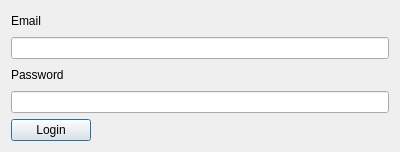
Above: ui/login_dialog.ui from WoWAddonManager/wam-client before the change. Below: the same form after it.
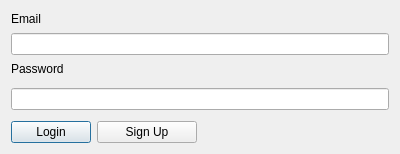
That is the form after the change.

Commit message: Add signup button to login window.

Diff of the .ui file:
```diff
--- a/ui/login_dialog.ui
+++ b/ui/login_dialog.ui
@@ -7,7 +7,7 @@
     <x>0</x>
     <y>0</y>
     <width>400</width>
-    <height>152</height>
+    <height>154</height>
    </rect>
   </property>
   <property name="focusPolicy">
@@ -17,20 +17,14 @@
    <string>Login</string>
   </property>
   <layout class="QGridLayout" name="gridLayout">
-   <item row="4" column="0">
-    <widget class="QPushButton" name="pushButton">
-     <property name="sizePolicy">
-      <sizepolicy hsizetype="Fixed" vsizetype="Fixed">
-       <horstretch>0</horstretch>
-       <verstretch>0</verstretch>
-      </sizepolicy>
-     </property>
+   <item row="2" column="0" colspan="2">
+    <widget class="QLabel" name="label_2">
      <property name="text">
-      <string>Login</string>
+      <string>Password</string>
      </property>
     </widget>
    </item>
-   <item row="0" column="0">
+   <item row="0" column="0" colspan="2">
     <widget class="QLabel" name="label">
      <property name="focusPolicy">
       <enum>Qt::StrongFocus</enum>
@@ -43,18 +37,39 @@
      </property>
     </widget>
    </item>
-   <item row="2" column="0">
-    <widget class="QLabel" name="label_2">
-     <property name="text">
-      <string>Password</string>
-     </property>
-    </widget>
-   </item>
-   <item row="1" column="0">
+   <item row="1" column="0" colspan="2">
     <widget class="QLineEdit" name="email"/>
    </item>
-   <item row="3" column="0">
-    <widget class="QLineEdit" name="password"/>
+   <item row="3" column="0" rowspan="2" colspan="2">
+    <widget class="QLineEdit" name="password">
+     <property name="echoMode">
+      <enum>QLineEdit::Password</enum>
+     </property>
+    </widget>
+   </item>
+   <item row="5" column="0">
+    <layout class="QHBoxLayout" name="horizontalLayout">
+     <item>
+      <widget class="QPushButton" name="pushButton">
+       <property name="sizePolicy">
+        <sizepolicy hsizetype="Fixed" vsizetype="Fixed">
+         <horstretch>0</horstretch>
+         <verstretch>0</verstretch>
+        </sizepolicy>
+       </property>
+       <property name="text">
+        <string>Login</string>
+       </property>
+      </widget>
+     </item>
+     <item>
+      <widget class="QPushButton" name="pushButton_2">
+       <property name="text">
+        <string>Sign Up</string>
+       </property>
+      </widget>
+     </item>
+    </layout>
    </item>
   </layout>
  </widget>
```
Left out of the diff: 7 changed lines with no effect on the pictures. The commit also changes 2 other files.
